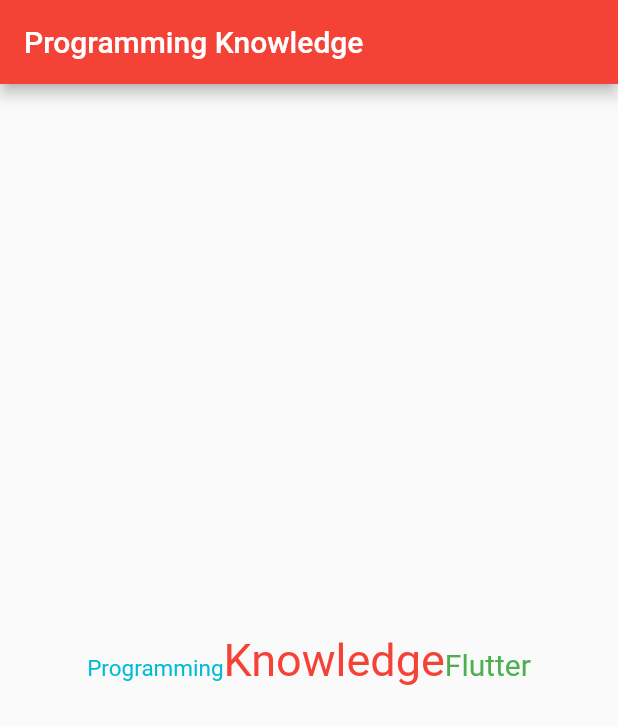
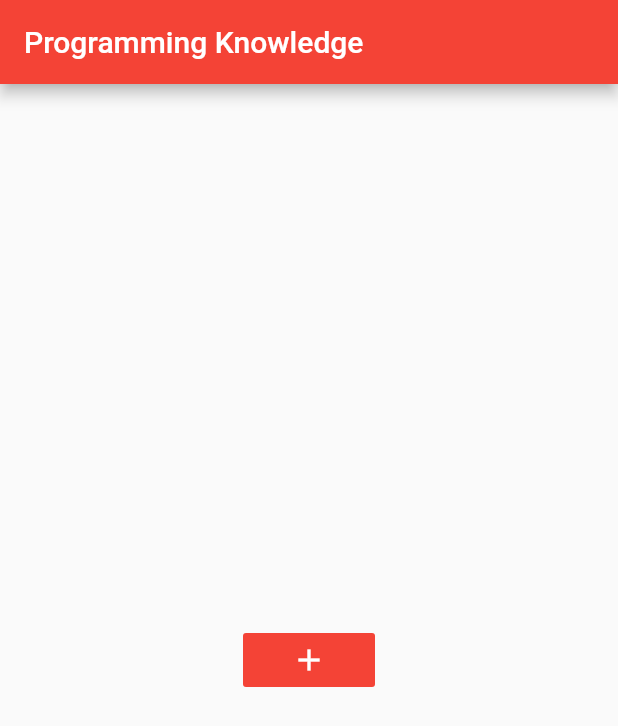
Before and after one commit to paradigm-lab/FlutterApps, a Flutter app: the screen it shows after launch, on a phone screen of 412 x 824 dp. Shown: the top 726 px of the screen. Run offline on Flutter 3.47's test engine with Material 2 defaults, Android fonts, the phone set to English and light mode, and no system bars; our stand-ins replace toast.

Commit message:
Exploring more about the FlatButton

```diff
--- a/lib/my_home_app.dart
+++ b/lib/my_home_app.dart
@@ -9,6 +9,11 @@ class MyHomeApp extends StatefulWidget {
 }
 
 class _MyHomeAppState extends State<MyHomeApp> {
+
+  void buttonAction(String name) {
+    print("Button pressed " + name);
+  }
+
   @override
   Widget build(BuildContext context) {
     return Scaffold(
@@ -16,6 +21,19 @@ class _MyHomeAppState extends State<MyHomeApp> {
         title: const Text("Programming Knowledge"),
         backgroundColor: Colors.red,
       ),
+
+      body: Center(
+        child: FlatButton(
+          child: Icon(Icons.add),
+          onPressed: () => buttonAction("collins"),
+          color: Colors.red,
+          colorBrightness: Brightness.dark,
+          disabledColor: Colors.cyan,
+          onLongPress: () => print('button is pressed for long time'),
+        ),
+      ),
+
+      /*
       body: Center(child: RichText(text: const TextSpan(
           text: "Programming",
           style: TextStyle(color: Colors.cyan, fontSize: 15,),
@@ -25,7 +43,7 @@ class _MyHomeAppState extends State<MyHomeApp> {
           ]
       ),
       ),
-        /*
+
       body: const Center(child: Text(
         "Programming knowledge",
         maxLines: 3,
@@ -77,7 +95,6 @@ class _MyHomeAppState extends State<MyHomeApp> {
         ]
         ),
          */
-      ),
-    );
+      );
   }
 }
```
